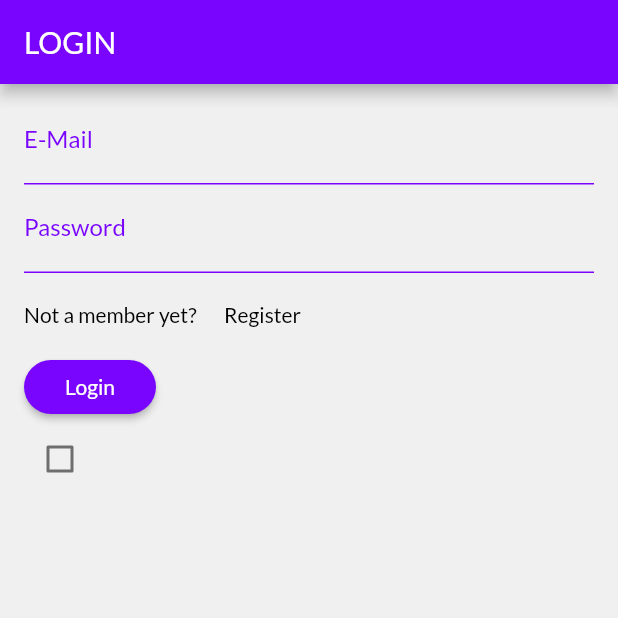
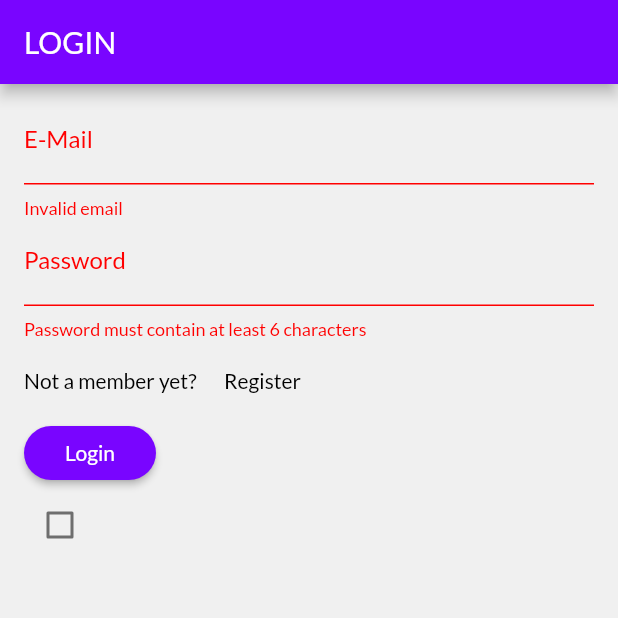
Before and after one commit to ruppysuppy/SmartsApp, a Flutter app: the screen it shows after launch, after a tap on "Login", on a phone screen of 412 x 824 dp, the top half of it. Run offline on Flutter 3.47's test engine with Material 2 defaults, Android fonts, the light colour scheme and no system bars; our stand-ins replace shared_preferences.

Commit message:
chore(phone-app): refactored code & improved ui

```diff
--- a/phone_app/lib/src/routes/login.dart
+++ b/phone_app/lib/src/routes/login.dart
@@ -1,14 +1,28 @@
 import 'package:flutter/material.dart';
 import 'package:smartsapp/src/widgets/dark_mode_toggler.dart';
 
-class Login extends StatelessWidget {
+class Login extends StatefulWidget {
   static const routeName = "/login";
+
+  @override
+  _LoginState createState() => _LoginState();
+}
+
+class _LoginState extends State<Login> {
+  final GlobalKey<FormState> formKey = GlobalKey();
+  bool isEmailValid = true;
+  bool isPasswordValid = true;
+  Map<String, String> authData = {
+    'email': '',
+    'password': '',
+  };
 
   @override
   Widget build(BuildContext context) {
     final deviceSize = MediaQuery.of(context).size;
     final themeData = Theme.of(context);
     final navigator = Navigator.of(context);
+    final node = FocusScope.of(context);
 
     return Scaffold(
       appBar: AppBar(
@@ -18,6 +32,7 @@ class Login extends StatelessWidget {
         color: themeData.backgroundColor,
         height: deviceSize.height,
         child: Form(
+          key: formKey,
           child: SingleChildScrollView(
             padding: const EdgeInsets.symmetric(
               horizontal: 16,
@@ -27,36 +42,8 @@ class Login extends StatelessWidget {
               mainAxisSize: MainAxisSize.min,
               crossAxisAlignment: CrossAxisAlignment.start,
               children: [
-                TextFormField(
-                  decoration: InputDecoration(
-                    labelText: 'E-Mail',
-                    hintText: 'Enter your email',
-                  ),
-                  keyboardType: TextInputType.emailAddress,
-                  validator: (email) {
-                    if (email.isEmpty ||
-                        !RegExp(r"^[a-zA-Z0-9.a-zA-Z0-9.!#$%&'*+-/=?^_`{|}~]+@[a-zA-Z0-9]+\.[a-zA-Z]+")
-                            .hasMatch(email)) {
-                      return 'Invalid email';
-                    }
-                    return null;
-                  },
-                  onSaved: (value) {},
-                ),
-                TextFormField(
-                  decoration: InputDecoration(
-                    labelText: 'Password',
-                    hintText: 'Enter your password',
-                  ),
-                  obscureText: true,
-                  validator: (password) {
-                    if (password.length < 6) {
-                      return 'Password must contain at least 6 characters';
-                    }
-                    return null;
-                  },
-                  onSaved: (value) {},
-                ),
+                createEmailField(themeData, node),
+                createPasswordField(themeData, node),
                 SizedBox(
                   height: 4,
                 ),
@@ -73,7 +60,7 @@ class Login extends StatelessWidget {
                   ],
                 ),
                 RaisedButton(
-                  onPressed: () {},
+                  onPressed: submit,
                   child: Text(
                     "Login",
                     style: TextStyle(
@@ -89,4 +76,72 @@ class Login extends StatelessWidget {
       ),
     );
   }
+
+  Widget createEmailField(ThemeData themeData, FocusNode node) {
+    return TextFormField(
+      decoration: InputDecoration(
+          labelText: 'E-Mail',
+          hintText: 'Enter your email',
+          labelStyle: TextStyle(
+              color: isEmailValid
+                  ? themeData.primaryColor
+                  : themeData.errorColor)),
+      keyboardType: TextInputType.emailAddress,
+      validator: (email) {
+        if (email.isEmpty ||
+            !RegExp(r"^[a-zA-Z0-9.a-zA-Z0-9.!#$%&'*+-/=?^_`{|}~]+@[a-zA-Z0-9]+\.[a-zA-Z]+")
+                .hasMatch(email)) {
+          setState(() {
+            isEmailValid = false;
+          });
+          return 'Invalid email';
+        }
+        setState(() {
+          isEmailValid = true;
+        });
+        return null;
+      },
+      onEditingComplete: () => node.nextFocus(),
+      onSaved: (value) {
+        authData['email'] = value;
+      },
+    );
+  }
+
+  Widget createPasswordField(ThemeData themeData, FocusNode node) {
+    return TextFormField(
+      decoration: InputDecoration(
+          labelText: 'Password',
+          hintText: 'Enter your password',
+          labelStyle: TextStyle(
+              color: isPasswordValid
+                  ? themeData.primaryColor
+                  : themeData.errorColor)),
+      obscureText: true,
+      validator: (password) {
+        if (password.length < 6) {
+          setState(() {
+            isPasswordValid = false;
+          });
+          return 'Password must contain at least 6 characters';
+        }
+        setState(() {
+          isPasswordValid = true;
+        });
+        return null;
+      },
+      onEditingComplete: () => node.unfocus(),
+      onSaved: (value) {
+        authData['password'] = value;
+      },
+    );
+  }
+
+  Future<void> submit() async {
+    if (!formKey.currentState.validate()) {
+      return;
+    }
+    formKey.currentState.save();
+    print(authData);
+  }
 }
```
